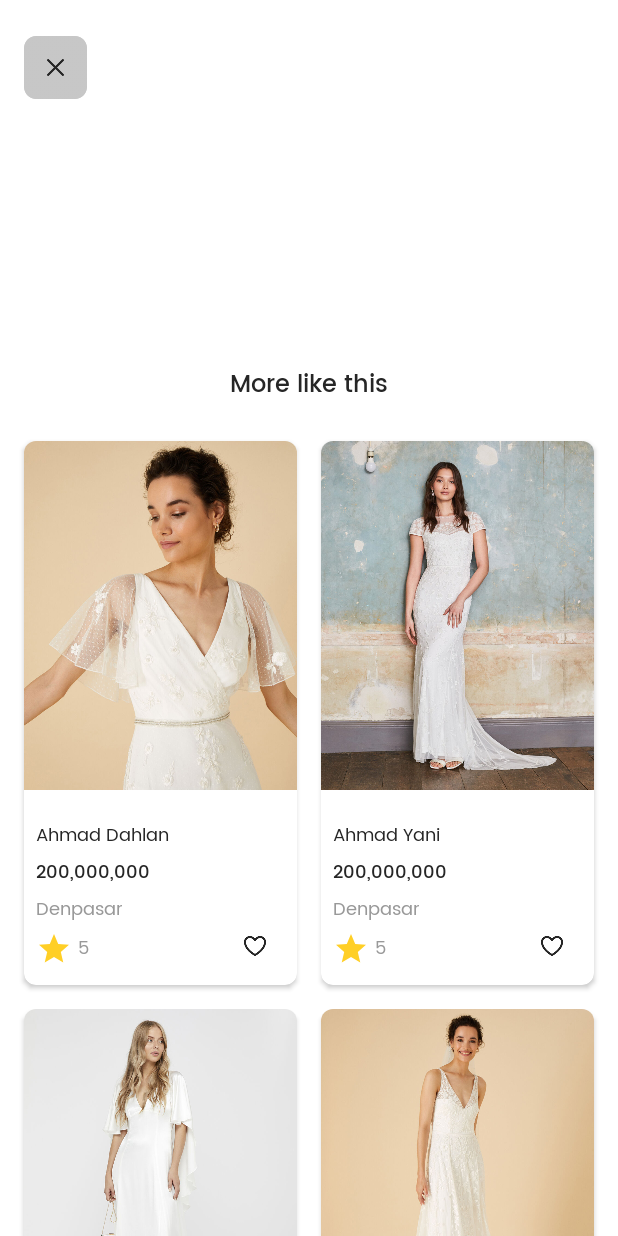
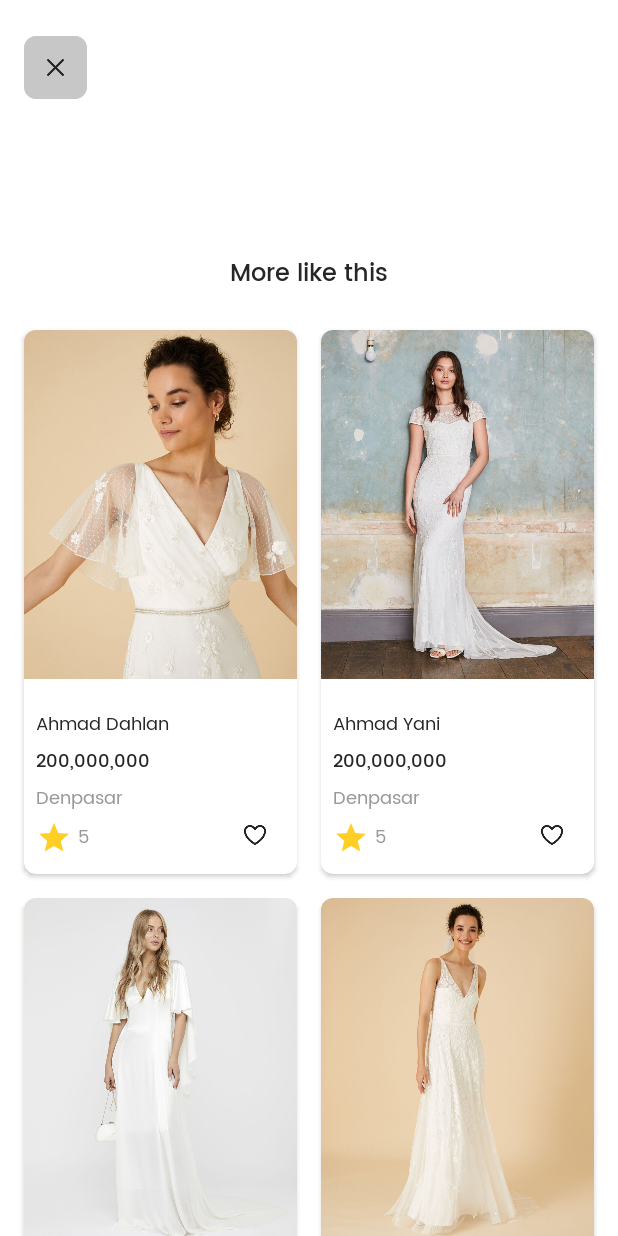
Before and after one commit to Ayam-Goreng-Enak/capfits-mobile, an Android app: the ResultActivity screen opened directly, with no data from a screen before it, on a phone screen of 412 x 824 dp. Run offline under Robolectric (Android 15) with nearby library versions, the phone set to English and light mode, and no system bars; 2 statements that could not run were skipped.

Commit message:
fix bottomsheet

```diff
--- a/app/src/main/java/com/ayamgorengenak/capfits/ui/ResultActivity.kt
+++ b/app/src/main/java/com/ayamgorengenak/capfits/ui/ResultActivity.kt
@@ -1,16 +1,17 @@
 package com.ayamgorengenak.capfits.ui
 
 import android.Manifest
-import android.annotation.SuppressLint
 import android.content.pm.PackageManager
 import android.graphics.Bitmap
 import android.graphics.BitmapFactory
-import androidx.appcompat.app.AppCompatActivity
 import android.os.Bundle
 import android.util.Base64
+import android.util.DisplayMetrics
 import android.util.Log
+import android.view.View
 import android.widget.LinearLayout
 import android.widget.Toast
+import androidx.appcompat.app.AppCompatActivity
 import androidx.core.app.ActivityCompat
 import androidx.core.content.ContextCompat
 import androidx.recyclerview.widget.DividerItemDecoration
@@ -20,15 +21,16 @@ import androidx.recyclerview.widget.RecyclerView
 import com.ayamgorengenak.capfits.R
 import com.ayamgorengenak.capfits.backend.ApiConfig.Companion.getApiService
 import com.ayamgorengenak.capfits.backend.FileUploadResponse
-import com.ayamgorengenak.capfits.backend.ListRekomendasiItem
 import com.ayamgorengenak.capfits.backend.RecommendOutfit
 import com.ayamgorengenak.capfits.databinding.ActivityResultBinding
 import com.ayamgorengenak.capfits.utils.rotateBitmap
+import com.google.android.material.bottomsheet.BottomSheetBehavior
 import retrofit2.Call
 import retrofit2.Callback
 import retrofit2.Response
 import java.io.ByteArrayOutputStream
 import java.io.File
+
 
 class ResultActivity : AppCompatActivity() {
 
@@ -80,6 +82,9 @@ class ResultActivity : AppCompatActivity() {
         showRecyclerList()
 
         val sheet = findViewById<LinearLayout>(R.id.sheet)
+        val behavior: BottomSheetBehavior<*> = BottomSheetBehavior.from<View>(sheet)
+        behavior.peekHeight = 1000
+        behavior.maxHeight = 1700
 
 //        val story : MutableList<ListRekomendasiItem> =
 //        getList(story)
--- a/app/src/main/res/layout/activity_result.xml
+++ b/app/src/main/res/layout/activity_result.xml
@@ -4,8 +4,8 @@
     xmlns:tools="http://schemas.android.com/tools"
     android:layout_width="match_parent"
     android:layout_height="match_parent"
-    tools:context=".ui.ResultActivity"
-    app:layout_behavior="@string/appbar_scrolling_view_behavior">
+    app:layout_behavior="@string/appbar_scrolling_view_behavior"
+    tools:context=".ui.ResultActivity">
 
     <ImageView
         android:id="@+id/resultCapture"
@@ -26,11 +26,10 @@
 
     <LinearLayout
         android:id="@+id/sheet"
+        android:layout_width="match_parent"
+        android:layout_height="match_parent"
+        android:background="@drawable/bg_radius"
         android:orientation="vertical"
-        android:layout_width="match_parent"
-        android:layout_height="700dp"
-
-        android:background="@drawable/bg_radius"
         app:layout_behavior="com.google.android.material.bottomsheet.BottomSheetBehavior">
 
         <TextView
@@ -63,7 +62,7 @@
             android:layout_height="wrap_content"
             android:layout_gravity="center"
             android:text="ayam"
-            android:textSize="40sp"/>
+            android:textSize="40sp" />
 
     </LinearLayout>
 </androidx.coordinatorlayout.widget.CoordinatorLayout>
```
